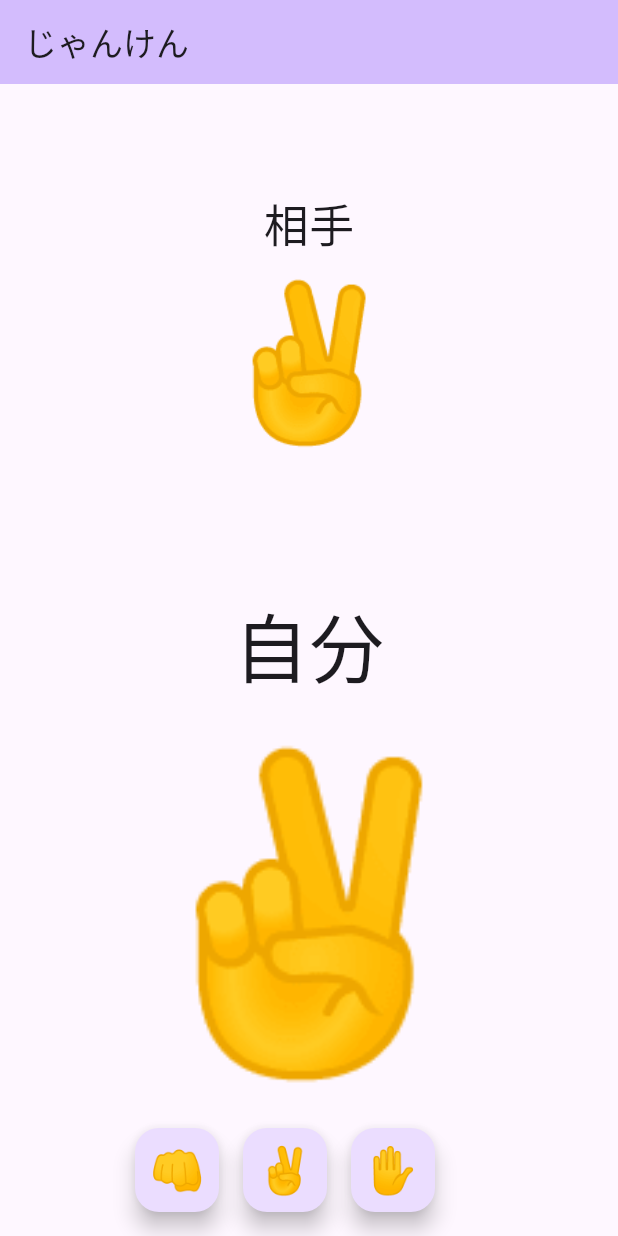
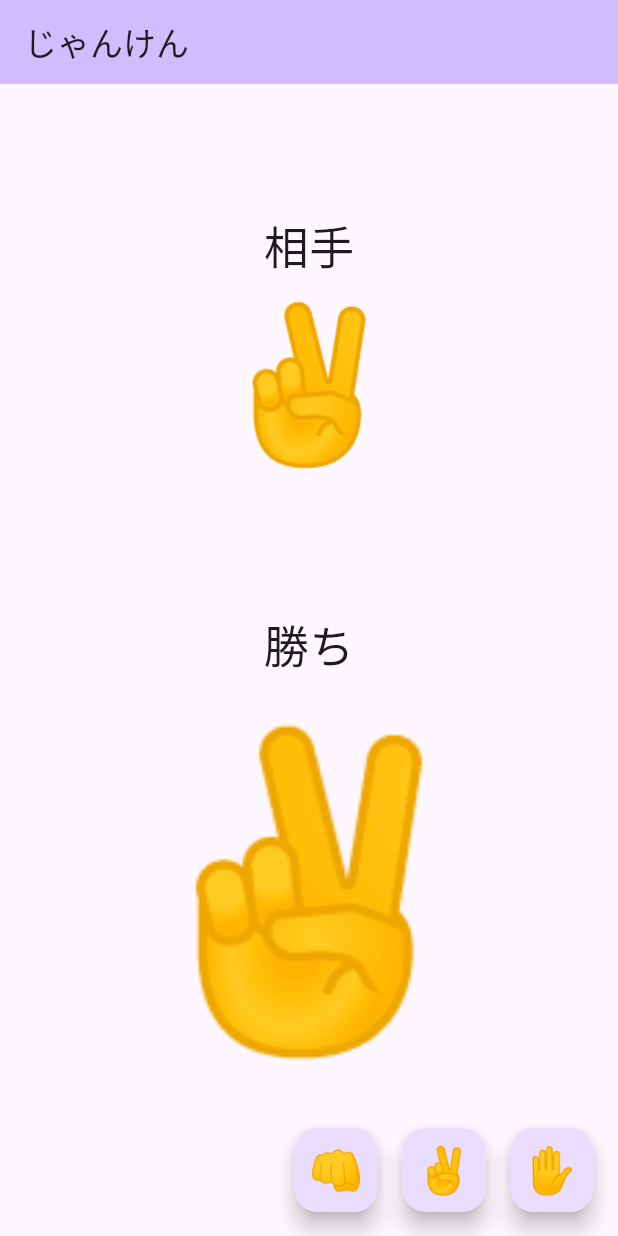
Before and after one commit to naoyamatsunaga/janken, a Flutter app: the screen it shows after launch, after a tap on "✌️", on a phone screen of 412 x 824 dp. Run offline on Flutter 3.47's test engine with Material 3 defaults, Android fonts, the phone set to English and light mode, and no system bars.

Commit message:
enumで勝敗を管理 ＋ emumのリストを使用するように変更

```diff
--- a/lib/main.dart
+++ b/lib/main.dart
@@ -41,16 +41,19 @@ class _MyHomePageState extends State<MyHomePage> {
     '✋',
   ];*/
 
-  List<Hand> jankenList = [
+  /*List<Hand> jankenList = [
     Hand.rock,
     Hand.scissors,
     Hand.paper,
-  ];
+  ];*/
 
   void randomComputerJankenText() {
     final random = Random();
     final randomNumber = random.nextInt(3);
-    final hand = jankenList[randomNumber];
+    // enumはリストをすでに持っているので以下のように書く必要はない
+    // final hand = jankenList[randomNumber];
+    // enumのリストを使って書くと以下のようになる
+    final hand = Hand.values[randomNumber];
     setState(() {
       computerjankenText = hand.text;
     });
@@ -76,9 +79,9 @@ class _MyHomePageState extends State<MyHomePage> {
               style: TextStyle(fontSize: 100),
             ),
             const SizedBox(height: 80),
-            const Text(
-              '自分',
-              style: TextStyle(fontSize: 50),
+            Text(
+              Result.win.text,
+              style: TextStyle(fontSize: 30),
             ),
             Text(
               myJankenText,
@@ -88,7 +91,7 @@ class _MyHomePageState extends State<MyHomePage> {
         ),
       ),
       floatingActionButton: Row(
-        mainAxisAlignment: MainAxisAlignment.center,
+        mainAxisAlignment: MainAxisAlignment.end,
         children: [
           FloatingActionButton(
             onPressed: () {
@@ -157,3 +160,31 @@ enum Hand {
     }
   }
 }
+
+enum Result {
+  win,
+  lose,
+  draw;
+
+  String get text {
+    switch (this) {
+      case Result.win:
+        return '勝ち';
+      case Result.lose:
+        return '負け';
+      case Result.draw:
+        return 'あいこ';
+    }
+  }
+
+  String get englishText {
+    switch (this) {
+      case Result.win:
+        return 'win';
+      case Result.lose:
+        return 'lose';
+      case Result.draw:
+        return 'draw';
+    }
+  }
+}
```
